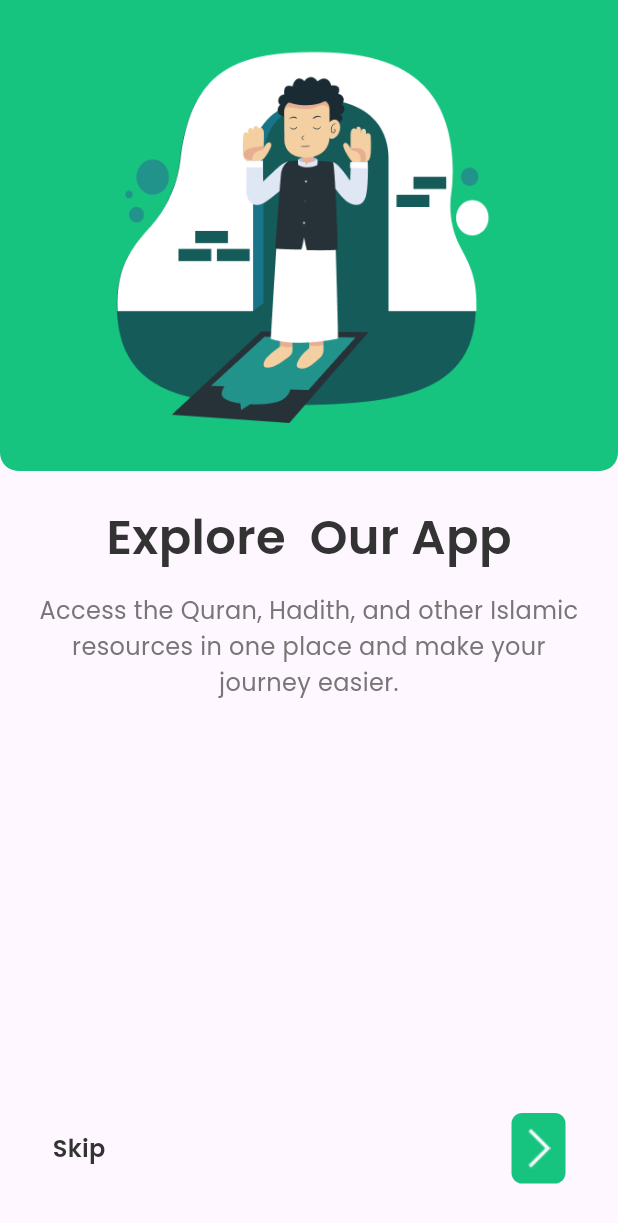
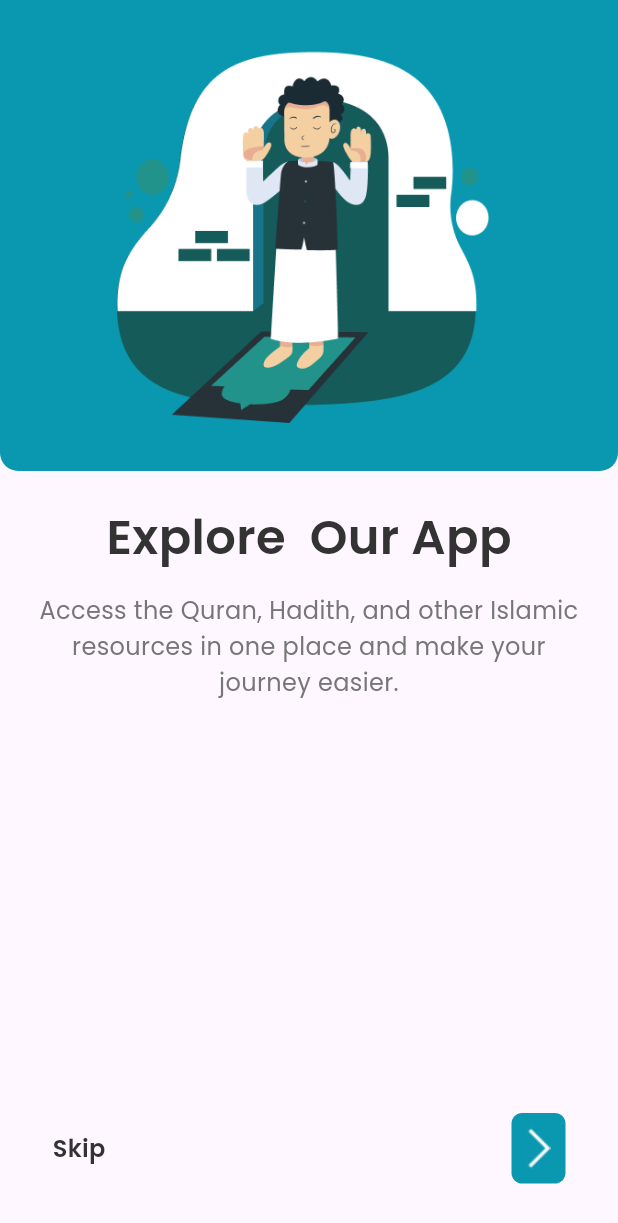
Before and after one commit to alazad214/din-duide-app, a Flutter app: the screen it shows after launch, on a phone screen of 412 x 824 dp. Shown: the top 1223 px of the screen. Run offline on Flutter 3.47's test engine with Material 3 defaults, Android fonts, the phone set to English and light mode, and no system bars; drawn by our look-alikes of auto_animated; our stand-ins replace carousel_slider, connectivity_plus, dio, flutter_easyloading, flutter_screenutil, get and 4 more.

Commit message:
nav modified

```diff
--- a/lib/constants/app_assets/assets_icons.dart
+++ b/lib/constants/app_assets/assets_icons.dart
@@ -13,10 +13,12 @@ class AssetsIcons {
   static String home = 'assets/icons/home.png';
   static String salat = 'assets/icons/salat.png';
   static String alarm = 'assets/icons/alarm.png';
-  static String profile = 'assets/icons/profile.png';
+  static String settings = 'assets/icons/settings.png';
   static String play = 'assets/icons/play.png';
   static String help = 'assets/icons/help.png';
   static String privacy = 'assets/icons/privacy.png';
   static String logout = 'assets/icons/logout.png';
   static String lock = 'assets/icons/lock.png';
+  static String ai = 'assets/icons/ai.png';
+  static String category = 'assets/icons/category.png';
 }
--- a/lib/constants/app_colors.dart
+++ b/lib/constants/app_colors.dart
@@ -2,7 +2,7 @@ import 'dart:ui';
 
 class AppColors {
   AppColors._();
-  static const Color primaryColor = Color(0xFF16C47F);
+  static const Color primaryColor = Color(0xFF0A97B0);
   static const Color primaryColor2 = Color(0xFF507687);
   static const Color secondaryColor = Color(0xFFED2D6B);
   static const Color secondaryColor2 = Color.fromRGBO(56, 75, 112, 1);
--- a/lib/features/bottom_nav/presentation/navigation_screen.dart
+++ b/lib/features/bottom_nav/presentation/navigation_screen.dart
@@ -60,7 +60,7 @@ class _NavigationScreenState extends State<NavigationScreen> {
                       color:
                           selectedIndex == index
                               ? AppColors.primaryColor
-                              : Colors.black87,
+                              : Colors.black,
                     ),
                     const SizedBox(height: 5),
 
@@ -68,7 +68,7 @@ class _NavigationScreenState extends State<NavigationScreen> {
                       labels[index],
                       style: TextStyle(
                         fontSize: 12.sp,
-                        fontWeight: FontWeight.w500,
+                        fontWeight: FontWeight.w700,
                         color:
                             selectedIndex == index
                                 ? AppColors.primaryColor
@@ -88,9 +88,9 @@ class _NavigationScreenState extends State<NavigationScreen> {
 
 List Images = [
   AssetsIcons.home,
+  AssetsIcons.category,
   AssetsIcons.salat,
-  AssetsIcons.alarm,
-  AssetsIcons.profile,
+  AssetsIcons.settings,
 ];
 
-List<String> labels = ["Home", "Salat", "Alarm", "Profile"];
+List<String> labels = ["Home", "Features", "Salat", "Settings"];
```
Also changed, not shown: lib/features/settings/presentation/settings_screen.dart (+35 -49 lines), assets/icons/ai.png (added), assets/icons/category.png (added), assets/icons/profile.png (deleted), assets/icons/settings.png (added).
